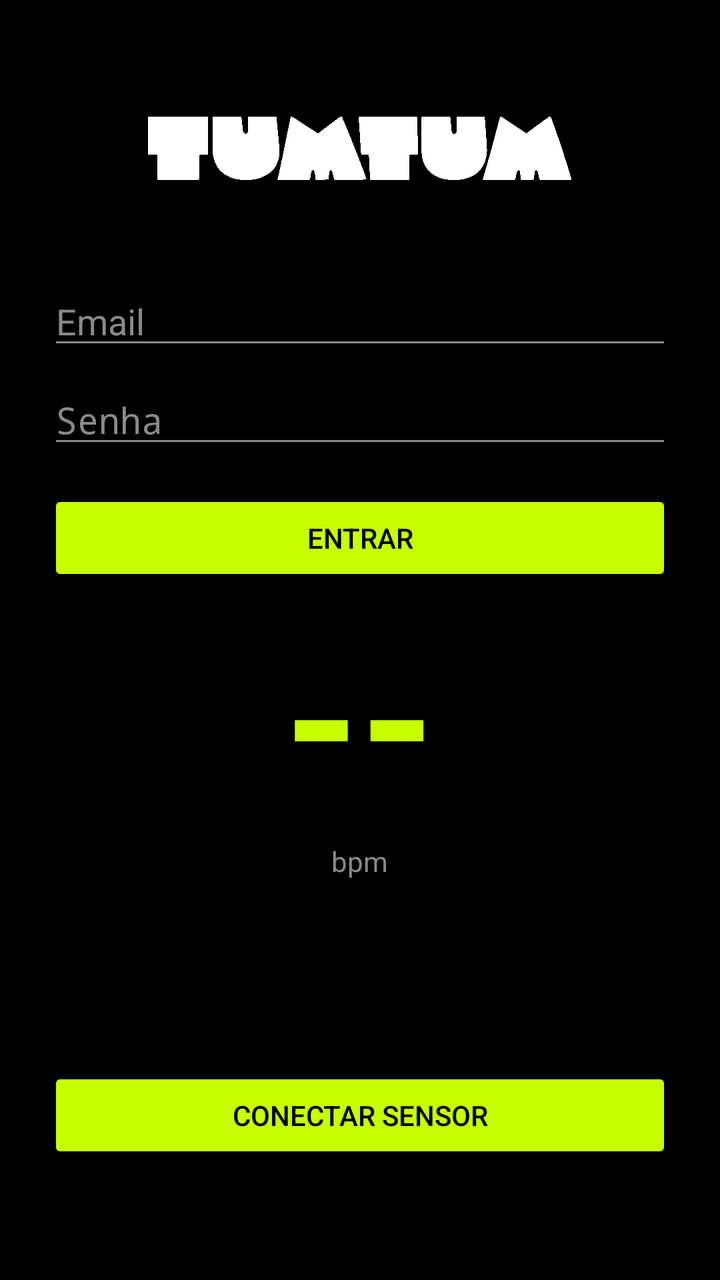
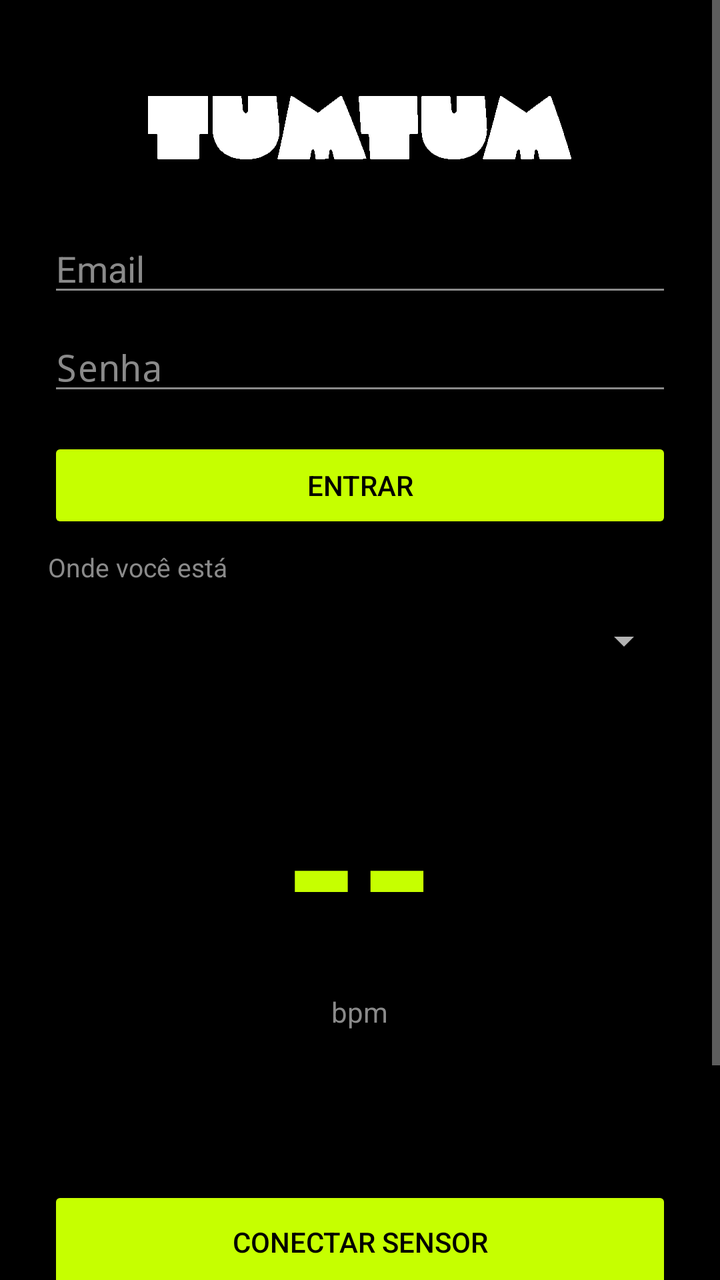

Before-and-after screenshots of an Android layout around one commit, followed by the original layout XML and the change that was made.
<!-- AndroidManifest.xml: application theme android:Theme.Material.NoActionBar -->
<!-- res/layout/activity_main.xml -->
<?xml version="1.0" encoding="utf-8"?>
<LinearLayout xmlns:android="http://schemas.android.com/apk/res/android"
    android:layout_width="match_parent"
    android:layout_height="match_parent"
    android:orientation="vertical"
    android:gravity="center"
    android:background="@color/tumtum_black"
    android:padding="24dp">

    <ImageView
        android:layout_width="wrap_content"
        android:layout_height="wrap_content"
        android:layout_marginBottom="48dp"
        android:contentDescription="@string/app_name"
        android:src="@drawable/wordmark" />

    <EditText
        android:id="@+id/email"
        android:layout_width="match_parent"
        android:layout_height="wrap_content"
        android:hint="@string/email"
        android:inputType="textEmailAddress"
        android:textColor="@color/tumtum_white"
        android:textColorHint="@color/tumtum_muted"
        android:backgroundTint="@color/tumtum_muted" />

    <EditText
        android:id="@+id/password"
        android:layout_width="match_parent"
        android:layout_height="wrap_content"
        android:layout_marginTop="8dp"
        android:hint="@string/password"
        android:inputType="textPassword"
        android:textColor="@color/tumtum_white"
        android:textColorHint="@color/tumtum_muted"
        android:backgroundTint="@color/tumtum_muted" />

    <Button
        android:id="@+id/login"
        android:layout_width="match_parent"
        android:layout_height="wrap_content"
        android:layout_marginTop="16dp"
        android:text="@string/sign_in"
        android:textColor="@color/tumtum_black"
        android:backgroundTint="@color/tumtum_lime" />

    <TextView
        android:id="@+id/bpm"
        android:layout_width="wrap_content"
        android:layout_height="wrap_content"
        android:text="--"
        android:textSize="96sp"
        android:textStyle="bold"
        android:textColor="@color/tumtum_lime" />

    <TextView
        android:layout_width="wrap_content"
        android:layout_height="wrap_content"
        android:text="bpm"
        android:textSize="14sp"
        android:textColor="@color/tumtum_muted" />

    <TextView
        android:id="@+id/status"
        android:layout_width="match_parent"
        android:layout_height="wrap_content"
        android:layout_marginTop="32dp"
        android:gravity="center"
        android:textSize="16sp"
        android:textColor="@color/tumtum_white" />

    <Button
        android:id="@+id/action"
        android:layout_width="match_parent"
        android:layout_height="wrap_content"
        android:layout_marginTop="40dp"
        android:text="@string/connect"
        android:textColor="@color/tumtum_black"
        android:backgroundTint="@color/tumtum_lime" />
</LinearLayout>
<!-- resources referenced by this layout -->
<resources>
  <color name="tumtum_black">#FF000000</color>
  <color name="tumtum_lime">#FFC6FF00</color>
  <color name="tumtum_muted">#FF8A8A8A</color>
  <color name="tumtum_white">#FFFFFFFF</color>
  <!-- drawable wordmark: vector/xml drawable (drawable, 5727 chars, omitted) -->
  <string name="app_name">TumTum</string>
  <string name="connect">Conectar sensor</string>
  <string name="email">Email</string>
  <string name="password">Senha</string>
  <string name="sign_in">Entrar</string>
</resources>

<!-- the commit's change to res/layout/activity_main.xml (unified diff, before → after) -->
@@ -1,80 +1,135 @@
 <?xml version="1.0" encoding="utf-8"?>
-<LinearLayout xmlns:android="http://schemas.android.com/apk/res/android"
+<ScrollView xmlns:android="http://schemas.android.com/apk/res/android"
     android:layout_width="match_parent"
     android:layout_height="match_parent"
-    android:orientation="vertical"
-    android:gravity="center"
-    android:background="@color/tumtum_black"
-    android:padding="24dp">
+    android:fillViewport="true"
+    android:background="@color/tumtum_black">
 
-    <ImageView
-        android:layout_width="wrap_content"
-        android:layout_height="wrap_content"
-        android:layout_marginBottom="48dp"
-        android:contentDescription="@string/app_name"
-        android:src="@drawable/wordmark" />
-
-    <EditText
-        android:id="@+id/email"
+    <LinearLayout
         android:layout_width="match_parent"
         android:layout_height="wrap_content"
-        android:hint="@string/email"
-        android:inputType="textEmailAddress"
-        android:textColor="@color/tumtum_white"
-        android:textColorHint="@color/tumtum_muted"
-        android:backgroundTint="@color/tumtum_muted" />
+        android:orientation="vertical"
+        android:gravity="center_horizontal"
+        android:padding="24dp">
 
-    <EditText
-        android:id="@+id/password"
-        android:layout_width="match_parent"
-        android:layout_height="wrap_content"
-        android:layout_marginTop="8dp"
-        android:hint="@string/password"
-        android:inputType="textPassword"
-        android:textColor="@color/tumtum_white"
-        android:textColorHint="@color/tumtum_muted"
-        android:backgroundTint="@color/tumtum_muted" />
+        <ImageView
+            android:layout_width="wrap_content"
+            android:layout_height="wrap_content"
+            android:layout_marginTop="24dp"
+            android:layout_marginBottom="32dp"
+            android:contentDescription="@string/app_name"
+            android:src="@drawable/wordmark" />
 
-    <Button
-        android:id="@+id/login"
-        android:layout_width="match_parent"
-        android:layout_height="wrap_content"
-        android:layout_marginTop="16dp"
-        android:text="@string/sign_in"
-        android:textColor="@color/tumtum_black"
-        android:backgroundTint="@color/tumtum_lime" />
+        
+        <EditText
+            android:id="@+id/email"
+            android:layout_width="match_parent"
+            android:layout_height="wrap_content"
+            android:hint="@string/email"
+            android:inputType="textEmailAddress"
+            android:textColor="@color/tumtum_white"
+            android:textColorHint="@color/tumtum_muted"
+            android:backgroundTint="@color/tumtum_muted" />
 
-    <TextView
-        android:id="@+id/bpm"
-        android:layout_width="wrap_content"
-        android:layout_height="wrap_content"
-        android:text="--"
-        android:textSize="96sp"
-        android:textStyle="bold"
-        android:textColor="@color/tumtum_lime" />
+        <EditText
+            android:id="@+id/password"
+            android:layout_width="match_parent"
+            android:layout_height="wrap_content"
+            android:layout_marginTop="8dp"
+            android:hint="@string/password"
+            android:inputType="textPassword"
+            android:textColor="@color/tumtum_white"
+            android:textColorHint="@color/tumtum_muted"
+            android:backgroundTint="@color/tumtum_muted" />
 
-    <TextView
-        android:layout_width="wrap_content"
-        android:layout_height="wrap_content"
-        android:text="bpm"
-        android:textSize="14sp"
-        android:textColor="@color/tumtum_muted" />
+        <Button
+            android:id="@+id/login"
+            android:layout_width="match_parent"
+            android:layout_height="wrap_content"
+            android:layout_marginTop="16dp"
+            android:text="@string/sign_in"
+            android:textColor="@color/tumtum_black"
+            android:backgroundTint="@color/tumtum_lime" />
 
-    <TextView
-        android:id="@+id/status"
-        android:layout_width="match_parent"
-        android:layout_height="wrap_content"
-        android:layout_marginTop="32dp"
-        android:gravity="center"
-        android:textSize="16sp"
-        android:textColor="@color/tumtum_white" />
+        
+        <TextView
+            android:id="@+id/eventLabel"
+            android:layout_width="match_parent"
+            android:layout_height="wrap_content"
+            android:layout_marginTop="8dp"
+            android:text="@string/event_label"
+            android:textSize="13sp"
+            android:textColor="@color/tumtum_muted" />
 
-    <Button
-        android:id="@+id/action"
-        android:layout_width="match_parent"
-        android:layout_height="wrap_content"
-        android:layout_marginTop="40dp"
-        android:text="@string/connect"
-        android:textColor="@color/tumtum_black"
-        android:backgroundTint="@color/tumtum_lime" />
-</LinearLayout>
+        <Spinner
+            android:id="@+id/eventPicker"
+            android:layout_width="match_parent"
+            android:layout_height="wrap_content"
+            android:layout_marginTop="4dp"
+            android:minHeight="48dp"
+            android:popupBackground="@color/tumtum_black" />
+
+        <TextView
+            android:id="@+id/bpm"
+            android:layout_width="wrap_content"
+            android:layout_height="wrap_content"
+            android:layout_marginTop="24dp"
+            android:text="--"
+            android:textSize="96sp"
+            android:textStyle="bold"
+            android:textColor="@color/tumtum_lime" />
+
+        <TextView
+            android:id="@+id/bpmLabel"
+            android:layout_width="wrap_content"
+            android:layout_height="wrap_content"
+            android:text="@string/bpm"
+            android:textSize="14sp"
+            android:textColor="@color/tumtum_muted" />
+
+        <TextView
+            android:id="@+id/status"
+            android:layout_width="match_parent"
+            android:layout_height="wrap_content"
+            android:layout_marginTop="24dp"
+            android:gravity="center"
+            android:textSize="16sp"
+            android:textColor="@color/tumtum_white" />
+
+        
+        <TextView
+            android:id="@+id/sessionNotice"
+            android:layout_width="match_parent"
+            android:layout_height="wrap_content"
+            android:layout_marginTop="12dp"
+            android:gravity="center"
+            android:textSize="13sp"
+            android:visibility="gone"
+            android:textColor="@color/tumtum_lime" />
+
+        <Button
+            android:id="@+id/action"
+            android:layout_width="match_parent"
+            android:layout_height="wrap_content"
+            android:layout_marginTop="32dp"
+            android:minHeight="56dp"
+            android:text="@string/connect"
+            android:textColor="@color/tumtum_black"
+            android:backgroundTint="@color/tumtum_lime" />
+
+        
+        <TextView
+            android:id="@+id/openNights"
+            android:layout_width="match_parent"
+            android:layout_height="wrap_content"
+            android:layout_marginTop="24dp"
+            android:layout_marginBottom="24dp"
+            android:minHeight="48dp"
+            android:gravity="center"
+            android:paddingTop="12dp"
+            android:paddingBottom="12dp"
+            android:text="@string/open_nights"
+            android:textSize="15sp"
+            android:textColor="@color/tumtum_lime" />
+    </LinearLayout>
+</ScrollView>
<!-- resource entries referenced after the edit -->
@@ -6,8 +6,11 @@
   <color name="tumtum_white">#FFFFFFFF</color>
   <!-- drawable wordmark: vector/xml drawable (drawable, 5727 chars, omitted) -->
   <string name="app_name">TumTum</string>
+  <string name="bpm">bpm</string>
   <string name="connect">Conectar sensor</string>
   <string name="email">Email</string>
+  <string name="event_label">Onde você está</string>
+  <string name="open_nights">Minhas noites</string>
   <string name="password">Senha</string>
   <string name="sign_in">Entrar</string>
 </resources>
